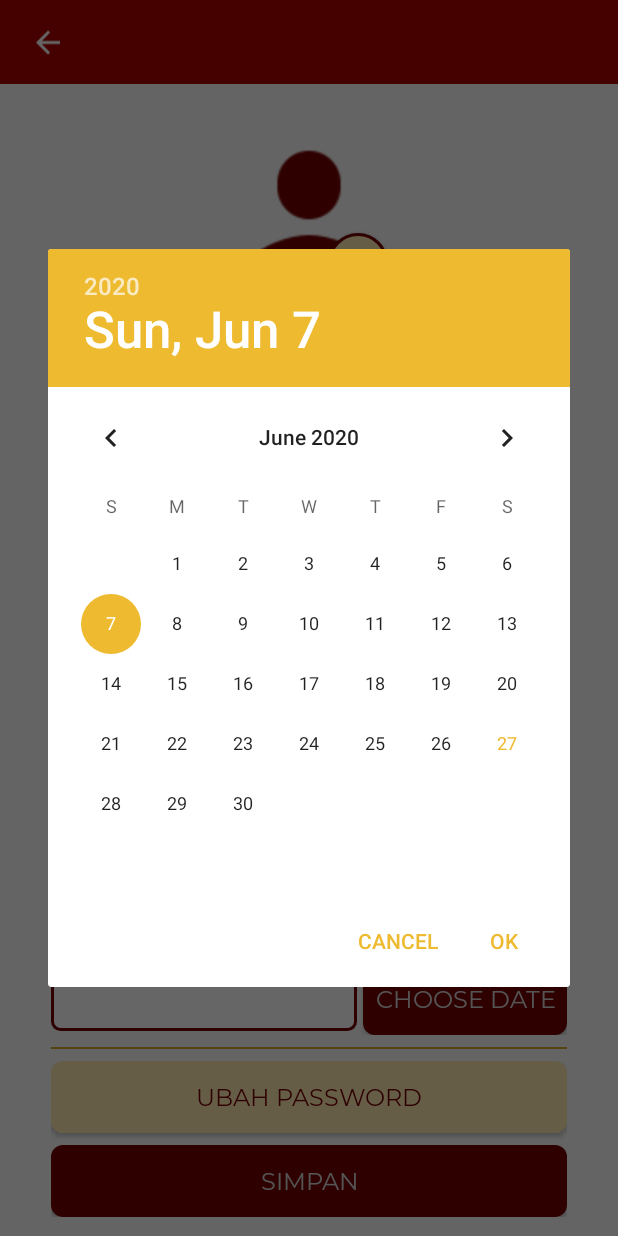
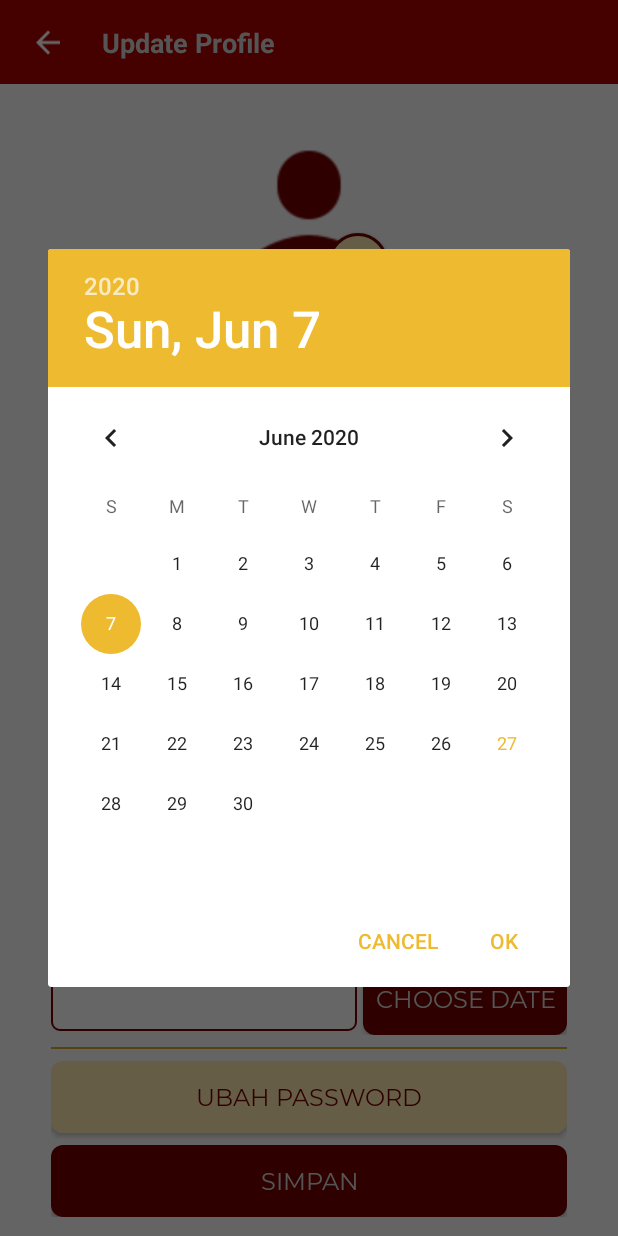
Before and after one commit to nurzainpradana/KoperasiMasjid, an Android app: the UpdateProfileActivity screen opened directly, with no data from a screen before it, after a tap on "CHOOSE DATE", on a phone screen of 412 x 824 dp. Run offline under Robolectric (Android 15) with nearby library versions, the phone set to English and light mode, and no system bars; our stand-ins replace Picasso; plain views replace CircleView; pictures from the network do not load; 1 statement that could not run was skipped.

Commit message:
create update profile fragment, add photo, chose date

```diff
--- a/app/src/main/java/com/nurzainpradana/koperasimasjid/util/Const.java
+++ b/app/src/main/java/com/nurzainpradana/koperasimasjid/util/Const.java
@@ -3,4 +3,7 @@ package com.nurzainpradana.koperasimasjid.util;
 public class Const {
 
     public final String USERNAME_KEY = "username";
+    public final int RESULT_LOAD_IMAGE = 1;
+    public final String EXTRA_MEMBER = "extra_member";
+    public final int PERMISSION_REQUEST_CAMERA = 0;
 }
--- a/app/src/main/java/com/nurzainpradana/koperasimasjid/view/main/MainActivity.java
+++ b/app/src/main/java/com/nurzainpradana/koperasimasjid/view/main/MainActivity.java
@@ -118,4 +118,9 @@ public class MainActivity extends AppCompatActivity {
         username = sf.getString(username_key, "");
     }
 
+    @Override
+    public void onBackPressed() {
+        super.onBackPressed();
+        finish();
+    }
 }
--- a/app/src/main/java/com/nurzainpradana/koperasimasjid/view/updateprofile/UpdateProfileActivity.java
+++ b/app/src/main/java/com/nurzainpradana/koperasimasjid/view/updateprofile/UpdateProfileActivity.java
@@ -2,15 +2,40 @@ package com.nurzainpradana.koperasimasjid.view.updateprofile;
 
 import androidx.appcompat.app.AppCompatActivity;
 
+import android.content.Intent;
 import android.os.Bundle;
+import android.view.View;
+import android.widget.ImageView;
+import android.widget.TextView;
 
 import com.nurzainpradana.koperasimasjid.R;
+import com.nurzainpradana.koperasimasjid.view.main.MainActivity;
 
 public class UpdateProfileActivity extends AppCompatActivity {
+
+    private ImageView btnBack;
+    private TextView titleBar;
 
     @Override
     protected void onCreate(Bundle savedInstanceState) {
         super.onCreate(savedInstanceState);
         setContentView(R.layout.activity_update_profile);
+
+        View topBar = findViewById(R.id.top_bar_layout);
+        titleBar = topBar.findViewById(R.id.title_bar);
+        btnBack = topBar.findViewById(R.id.btn_back);
+
+        titleBar.setText(R.string.update_profile);
+
+        btnBack.setOnClickListener(new View.OnClickListener() {
+            @Override
+            public void onClick(View v) {
+                Intent goToMainActivity = new Intent(UpdateProfileActivity.this, MainActivity.class);
+                startActivity(goToMainActivity);
+                finish();
+            }
+        });
     }
+
+
 }
--- a/app/src/main/java/com/nurzainpradana/koperasimasjid/view/updateprofile/UpdateProfileFragment.java
+++ b/app/src/main/java/com/nurzainpradana/koperasimasjid/view/updateprofile/UpdateProfileFragment.java
@@ -1,16 +1,24 @@
 package com.nurzainpradana.koperasimasjid.view.updateprofile;
 
+import android.Manifest;
 import android.annotation.SuppressLint;
 import android.app.DatePickerDialog;
+import android.content.Intent;
 import android.content.SharedPreferences;
+import android.content.pm.PackageManager;
+import android.database.Cursor;
+import android.graphics.BitmapFactory;
+import android.net.Uri;
 import android.os.Bundle;
 
 import androidx.annotation.NonNull;
 import androidx.annotation.Nullable;
+import androidx.core.app.ActivityCompat;
 import androidx.fragment.app.Fragment;
 import androidx.lifecycle.Observer;
 import androidx.lifecycle.ViewModelProvider;
 
+import android.provider.MediaStore;
 import android.view.LayoutInflater;
 import android.view.View;
 import android.view.ViewGroup;
@@ -18,8 +26,11 @@ import android.widget.Button;
 import android.widget.DatePicker;
 import android.widget.EditText;
 import android.widget.ImageView;
+import android.widget.RelativeLayout;
+import android.widget.TextView;
 import android.widget.Toast;
 
+import com.google.android.material.snackbar.Snackbar;
 import com.nurzainpradana.koperasimasjid.R;
 import com.nurzainpradana.koperasimasjid.model.Member;
 import com.nurzainpradana.koperasimasjid.util.Const;
@@ -32,7 +43,9 @@ import java.text.SimpleDateFormat;
 import java.util.Calendar;
 import java.util.List;
 import java.util.Locale;
+import java.util.Objects;
 
+import static android.app.Activity.RESULT_OK;
 import static com.nurzainpradana.koperasimasjid.BuildConfig.BASE_URL;
 
 public class UpdateProfileFragment extends Fragment implements View.OnClickListener{
@@ -44,9 +57,12 @@ public class UpdateProfileFragment extends Fragment implements View.OnClickListe
     private EditText edtAddress;
     private EditText edtDateOfBirth;
 
+    private TextView titleBar;
+
     private ImageView ivPhotoProfile;
 
     private Button btnChooseDate;
+    private Button btnAddPhoto;
     private Button btnUpdatePassword;
     private Button btnSaveProfile;
 
@@ -54,16 +70,20 @@ public class UpdateProfileFragment extends Fragment implements View.OnClickListe
     private MemberPreference memberPreference;
     private Member member;
 
+    RelativeLayout mLayout;
+
     private Calendar myCalendar;
     Integer mYear;
     Integer mMonth;
     Integer mDay;
     SimpleDateFormat sdf;
 
+    String imgPath;
+    String fileName;
+
     @Override
     public void onCreate(Bundle savedInstanceState) {
         super.onCreate(savedInstanceState);
-
     }
 
     @Override
@@ -88,6 +108,7 @@ public class UpdateProfileFragment extends Fragment implements View.OnClickListe
         btnChooseDate = view.findViewById(R.id.btn_choose_date);
         btnUpdatePassword = view.findViewById(R.id.btn_update_password);
         btnSaveProfile = view.findViewById(R.id.btn_save_profile);
+        btnAddPhoto = view.findViewById(R.id.btn_add_photo);
     }
 
     @Override
@@ -106,6 +127,7 @@ public class UpdateProfileFragment extends Fragment implements View.OnClickListe
         });
 
         btnChooseDate.setOnClickListener(this);
+        btnAddPhoto.setOnClickListener(this);
     }
 
     public void setView(Member member) {
@@ -130,6 +152,73 @@ public class UpdateProfileFragment extends Fragment implements View.OnClickListe
         return member;
     }
 
+    private void showCameraPreview() {
+        if (ActivityCompat.checkSelfPermission(getContext(), Manifest.permission.READ_EXTERNAL_STORAGE) == PackageManager.PERMISSION_GRANTED) {
+            //Permission is already availbale, start camera provide
+            loadImagefromGallery();
+        } else {
+            //Permission is missing and must be request
+            requestCameraPermission();
+        }
+    }
+
+    private void requestCameraPermission() {
+        //Permission has not been granted and must be request
+        if (ActivityCompat.shouldShowRequestPermissionRationale(requireActivity(), Manifest.permission.READ_EXTERNAL_STORAGE)) {
+            Snackbar.make(mLayout, R.string.camera_access_required, Snackbar.LENGTH_INDEFINITE).setAction("OK", v -> {
+                //request permission
+                ActivityCompat.requestPermissions(getActivity(), new String[]{Manifest.permission.READ_EXTERNAL_STORAGE}, new Const().PERMISSION_REQUEST_CAMERA);
+            }).show();
+        } else {
+            // Request the permission. The result will be received in onRequestPermissionResult().
+            ActivityCompat.requestPermissions(getActivity(), new String[]{Manifest.permission.READ_EXTERNAL_STORAGE}, new Const().PERMISSION_REQUEST_CAMERA);
+        }
+    }
+
+    public void loadImagefromGallery() {
+        //create intent to open image application like Gallery, Google Photos
+        Intent galleryIntent = new Intent(Intent.ACTION_PICK, MediaStore.Images.Media.EXTERNAL_CONTENT_URI);
+        //Start intent
+        startActivityForResult(galleryIntent,
+                new Const().RESULT_LOAD_IMAGE);
+    }
+
+    @Override
+    public void onActivityResult(int requestCode, int resultCode, @Nullable Intent data) {
+        super.onActivityResult(requestCode, resultCode, data);
+
+        try {
+            //when image is picked
+            if (requestCode == new Const().RESULT_LOAD_IMAGE && resultCode == RESULT_OK && null != data) {
+                //get image from data
+                Uri selectedImage = data.getData();
+                String[] filePathColumn = {MediaStore.Images.Media.DATA};
+
+                //Get the cursor
+                if (selectedImage != null) {
+                    Cursor cursor = getActivity().getContentResolver().query(selectedImage, filePathColumn, null, null, null);
+                    if (cursor != null) {
+                        cursor.moveToFirst();
+                        int columnIndex = cursor.getColumnIndex(filePathColumn[0]);
+                        imgPath = cursor.getString(columnIndex);
+                        cursor.close();
+                    }
+                }
+
+                //set image in imageView
+                ivPhotoProfile.setImageBitmap(BitmapFactory.decodeFile(imgPath));
+
+                //get the image's filename
+                String[] fileNameSegments = imgPath.split("/");
+                fileName = fileNameSegments[fileNameSegments.length - 1];
+            } else {
+                Toast.makeText(getContext(), "You Haven't picked image", Toast.LENGTH_LONG).show();
+            }
+        } catch (Exception e) {
+            Toast.makeText(getContext(), "Something went wrong", Toast.LENGTH_LONG).show();
+        }
+    }
+
     @Override
     public void onClick(View v) {
         switch (v.getId()) {
@@ -149,6 +238,10 @@ public class UpdateProfileFragment extends Fragment implements View.OnClickListe
                         edtDateOfBirth.setText(sdf.format(myCalendar.getTime()));
                     }
                 }, mYear, mMonth, mDay).show();
+
+            case R.id.btn_add_photo:
+                showCameraPreview();
+
         }
     }
 }
--- a/app/src/main/res/drawable/bg_edt_input_maroon_1.xml
+++ b/app/src/main/res/drawable/bg_edt_input_maroon_1.xml
@@ -8,5 +8,5 @@
         />
     <stroke
         android:color="@color/color_two"
-        android:width="2dp"/>
+        android:width="1dp"/>
 </shape>
--- a/app/src/main/res/layout/activity_update_profile.xml
+++ b/app/src/main/res/layout/activity_update_profile.xml
@@ -8,18 +8,20 @@
     tools:context=".view.registertwo.RegisterTwoAct">
 
     <include
-        android:id="@+id/top_bar"
+        android:id="@+id/top_bar_layout"
         layout="@layout/layout_top_bar"/>
 
     <fragment
         android:id="@+id/fragment"
-        android:name="com.nurzainpradana.koperasimasjid.view.updateprofile.UpdateProfileFragment"
+        android:name="androidx.navigation.fragment.NavHostFragment"
         android:layout_width="0dp"
         android:layout_height="0dp"
+        app:defaultNavHost="true"
+        app:navGraph="@navigation/navigation_update_profile"
         app:layout_constraintBottom_toBottomOf="parent"
         app:layout_constraintEnd_toEndOf="parent"
         app:layout_constraintStart_toStartOf="parent"
-        app:layout_constraintTop_toBottomOf="@+id/top_bar" />
+        app:layout_constraintTop_toBottomOf="@+id/top_bar_layout" />
 
 
 </androidx.constraintlayout.widget.ConstraintLayout>
--- a/app/src/main/res/navigation/navigation_update_profile.xml
+++ b/app/src/main/res/navigation/navigation_update_profile.xml
@@ -10,4 +10,6 @@
         android:name="com.nurzainpradana.koperasimasjid.view.updateprofile.UpdateProfileFragment"
         android:label="fragment_update_profile"
         tools:layout="@layout/fragment_update_profile" />
+
+
 </navigation>
--- a/app/src/main/res/values/strings.xml
+++ b/app/src/main/res/values/strings.xml
@@ -51,8 +51,8 @@
     <!-- TODO: Remove or change this placeholder text -->
     <string name="hello_blank_fragment">Hello blank fragment</string>
     <string name="choose_date">CHOOSE DATE</string>
-    <string name="update_profile">Update Profile</string>
     <string name="date_hint">31-12-2000</string>
     <string name="wrong_username_password">Username / Password Salah</string>
     <string name="verification_success">Verifikasi Berhasil</string>
+    <string name="update_profile">Update Profile</string>
 </resources>
```
Also changed, not shown: app/src/main/java/com/nurzainpradana/koperasimasjid/view/registertwo/RegisterTwoAct.java (+8 -9 lines).
